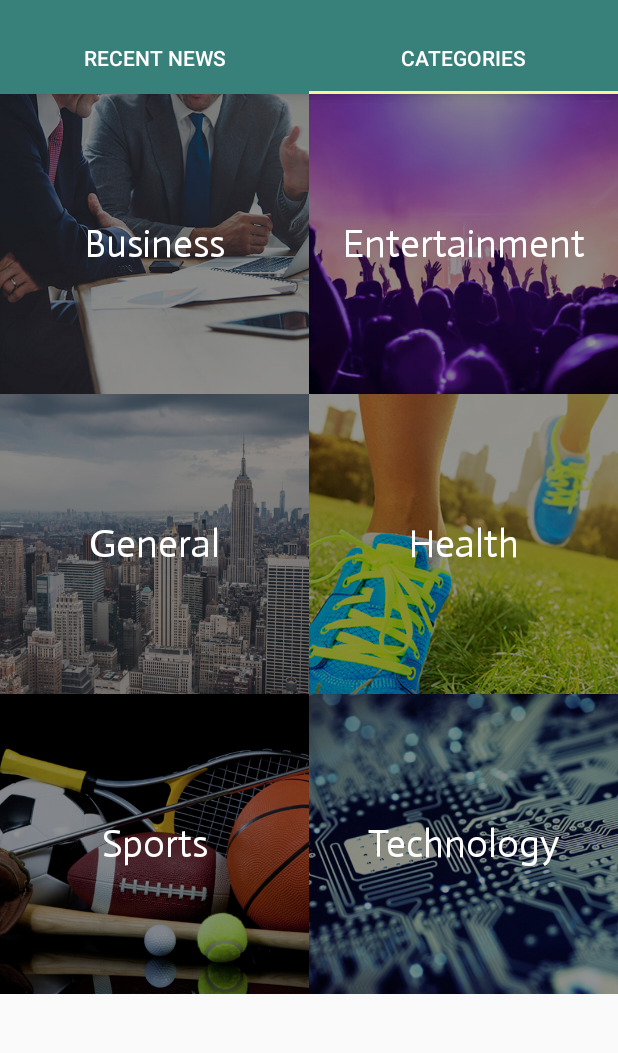
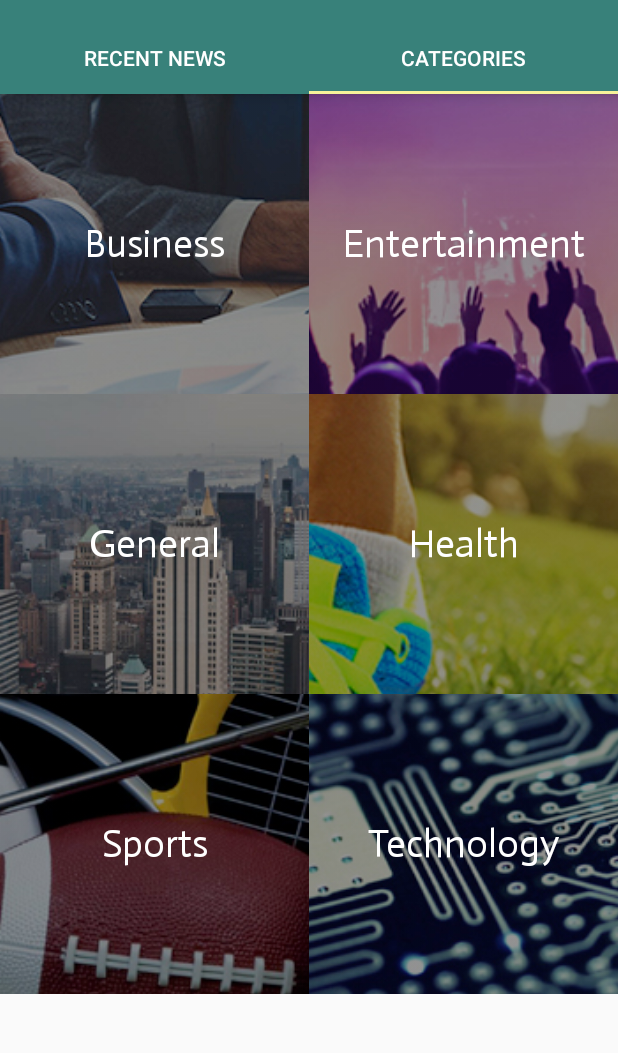
Before and after one commit to marioamgad9/News-Paper, an Android app: the screen it shows after launch (MainActivity), tab 2 chosen, on a phone screen of 412 x 824 dp, the part 62-1115 px from its top. Run offline under Robolectric (Android 15) with nearby library versions, the phone set to English and light mode, and no system bars; pictures from the network do not load; Roboto replaces fonts that are not available here; 3 statements that could not run were skipped.

Commit message:
Use Glide to load images in CategoriesGridAdapter

```diff
--- a/app/src/main/java/com/mouris/mario/newspaper/UI/Categories/CategoriesFragment.java
+++ b/app/src/main/java/com/mouris/mario/newspaper/UI/CategoriesFragment/CategoriesFragment.java
@@ -1,4 +1,4 @@
-package com.mouris.mario.newspaper.UI.Categories;
+package com.mouris.mario.newspaper.UI.CategoriesFragment;
 
 
 import android.content.Intent;
@@ -11,7 +11,7 @@ import android.widget.GridView;
 
 import com.mouris.mario.newspaper.R;
 import com.mouris.mario.newspaper.UI.NewsActivity.NewsCategoryActivity;
-import com.mouris.mario.newspaper.UI.RecentNews.NewsFragment;
+import com.mouris.mario.newspaper.UI.NewsFragment.NewsFragment;
 
 public class CategoriesFragment extends Fragment {
 
--- a/app/src/main/java/com/mouris/mario/newspaper/UI/Categories/CategoriesGridAdapter.java
+++ b/app/src/main/java/com/mouris/mario/newspaper/UI/CategoriesFragment/CategoriesGridAdapter.java
@@ -1,4 +1,4 @@
-package com.mouris.mario.newspaper.UI.Categories;
+package com.mouris.mario.newspaper.UI.CategoriesFragment;
 
 import android.content.Context;
 import android.view.LayoutInflater;
@@ -9,18 +9,19 @@ import android.widget.ImageView;
 import android.widget.TextView;
 
 import com.mouris.mario.newspaper.R;
+import com.mouris.mario.newspaper.Utils.GlideApp;
 
 import java.util.ArrayList;
 import java.util.List;
 
-public class CategoriesGridAdapter extends BaseAdapter{
+class CategoriesGridAdapter extends BaseAdapter{
 
     private Context mContext;
 
     private List<String> mCategories;
     private List<Integer> mDrawables;
 
-    public CategoriesGridAdapter(Context context) {
+    CategoriesGridAdapter(Context context) {
 
         mContext = context;
 
@@ -51,7 +52,7 @@ public class CategoriesGridAdapter extends BaseAdapter{
         return mCategories.size();
     }
 
-    public String getCategoryName(int position) {
+    String getCategoryName(int position) {
         return mCategories.get(position).toLowerCase();
     }
 
@@ -79,7 +80,9 @@ public class CategoriesGridAdapter extends BaseAdapter{
         ImageView imageView = convertView.findViewById(R.id.categoryImage);
 
         titleTextView.setText(categoryTitle);
-        imageView.setImageResource(categoryDrawable);
+        GlideApp.with(mContext)
+                .load(categoryDrawable)
+                .into(imageView);
 
         return convertView;
     }
--- a/app/src/main/java/com/mouris/mario/newspaper/UI/MainPagerAdapter.java
+++ b/app/src/main/java/com/mouris/mario/newspaper/UI/MainPagerAdapter.java
@@ -5,8 +5,8 @@ import android.support.v4.app.Fragment;
 import android.support.v4.app.FragmentManager;
 
 import com.mouris.mario.newspaper.R;
-import com.mouris.mario.newspaper.UI.Categories.CategoriesFragment;
-import com.mouris.mario.newspaper.UI.RecentNews.NewsFragment;
+import com.mouris.mario.newspaper.UI.CategoriesFragment.CategoriesFragment;
+import com.mouris.mario.newspaper.UI.NewsFragment.NewsFragment;
 
 public class MainPagerAdapter extends android.support.v4.app.FragmentPagerAdapter{
 
--- a/app/src/main/java/com/mouris/mario/newspaper/UI/RecentNews/NewsFragment.java
+++ b/app/src/main/java/com/mouris/mario/newspaper/UI/NewsFragment/NewsFragment.java
@@ -1,4 +1,4 @@
-package com.mouris.mario.newspaper.UI.RecentNews;
+package com.mouris.mario.newspaper.UI.NewsFragment;
 
 import android.arch.lifecycle.ViewModelProviders;
 import android.content.Intent;
--- a/app/src/main/java/com/mouris/mario/newspaper/UI/RecentNews/NewsViewModel.java
+++ b/app/src/main/java/com/mouris/mario/newspaper/UI/NewsFragment/NewsViewModel.java
@@ -1,4 +1,4 @@
-package com.mouris.mario.newspaper.UI.RecentNews;
+package com.mouris.mario.newspaper.UI.NewsFragment;
 
 import android.app.Application;
 import android.arch.lifecycle.AndroidViewModel;
--- a/app/src/main/res/layout/activity_news_category.xml
+++ b/app/src/main/res/layout/activity_news_category.xml
@@ -4,4 +4,4 @@
     android:layout_height="match_parent"
     android:layout_width="match_parent"
     android:id="@+id/newsCategoryFragment"
-    android:name="com.mouris.mario.newspaper.UI.RecentNews.NewsFragment"/>
+    android:name="com.mouris.mario.newspaper.UI.NewsFragment.NewsFragment"/>
--- a/app/src/main/res/layout/fragment_categories.xml
+++ b/app/src/main/res/layout/fragment_categories.xml
@@ -8,7 +8,7 @@
     android:numColumns="2"
     android:stretchMode="columnWidth"
     android:verticalSpacing="0dp"
-    tools:context="com.mouris.mario.newspaper.UI.Categories.CategoriesFragment"
+    tools:context="com.mouris.mario.newspaper.UI.CategoriesFragment.CategoriesFragment"
     tools:listitem="@layout/category_item">
 
 </GridView>
--- a/app/src/main/res/layout/fragment_news.xml
+++ b/app/src/main/res/layout/fragment_news.xml
@@ -3,7 +3,7 @@
     xmlns:tools="http://schemas.android.com/tools"
     android:layout_width="match_parent"
     android:layout_height="match_parent"
-    tools:context="com.mouris.mario.newspaper.UI.RecentNews.NewsFragment">
+    tools:context="com.mouris.mario.newspaper.UI.NewsFragment.NewsFragment">
 
     <android.support.v4.widget.SwipeRefreshLayout
         android:id="@+id/newsSwipeRefresh"
```
